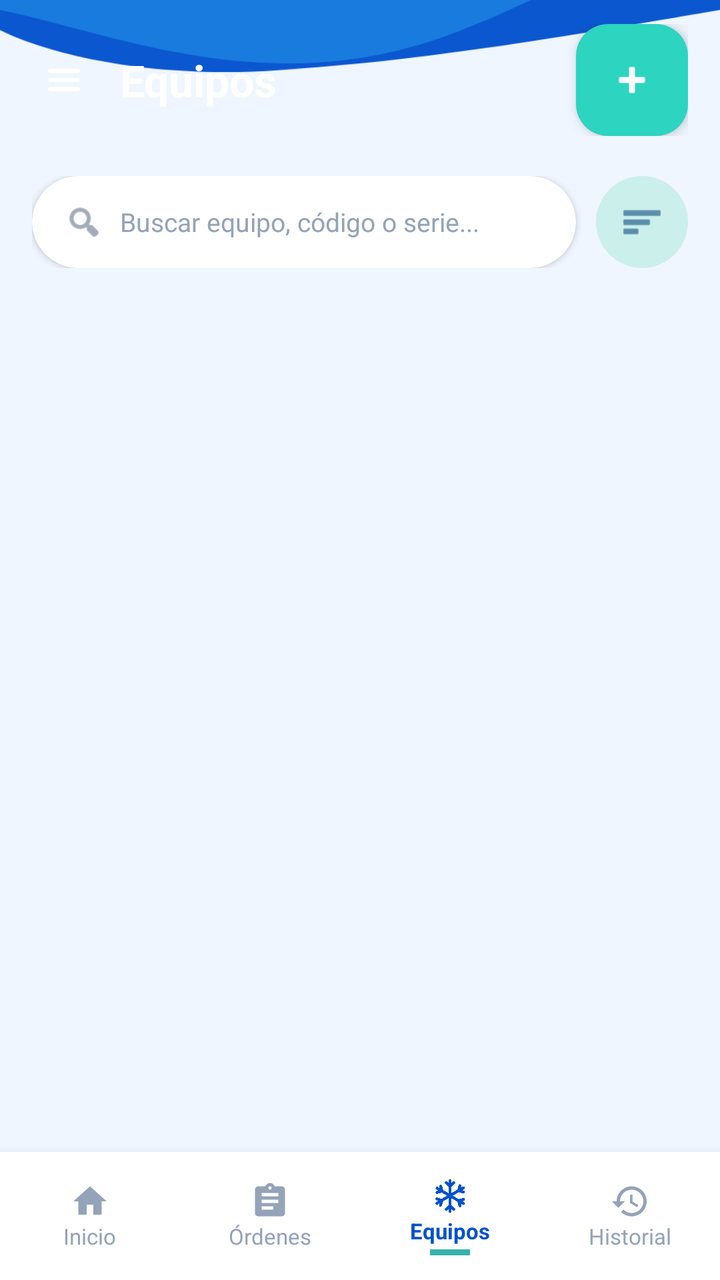
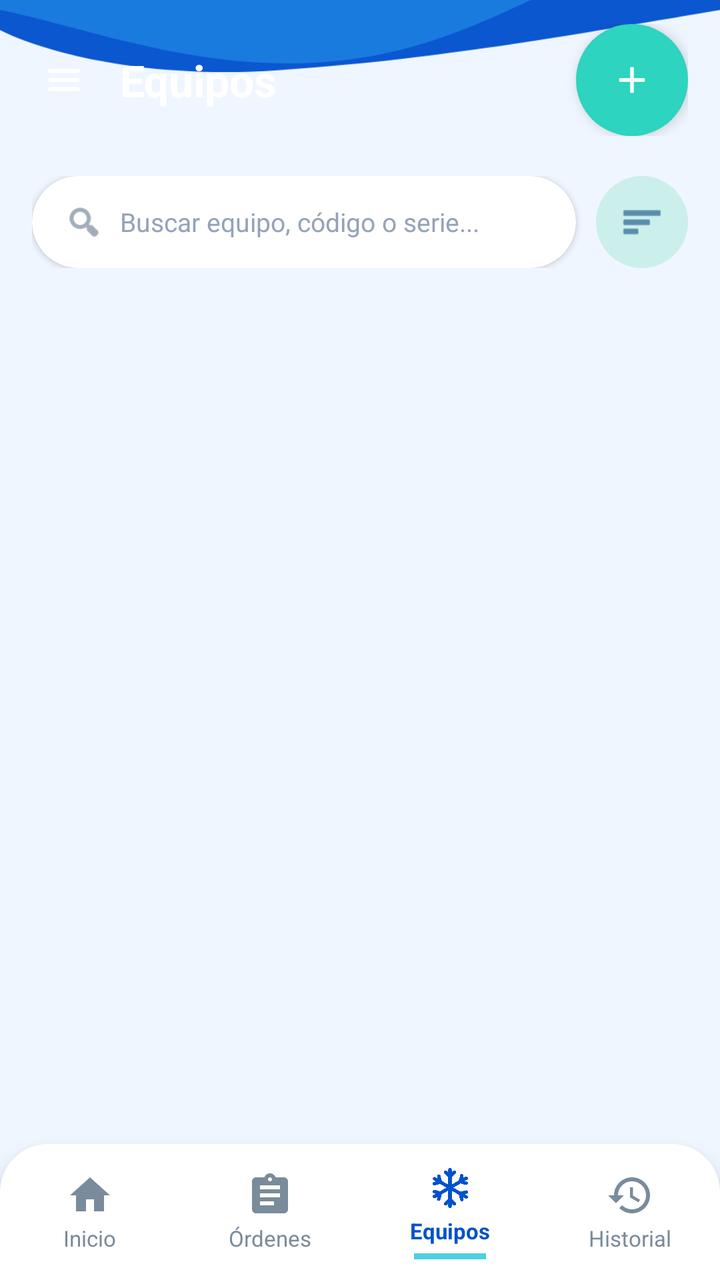

An Android layout rendered at two revisions. The XML below is the earlier revision; the diff shows what the commit changed to produce the second picture.
<!-- AndroidManifest.xml: application theme Theme.ClimaTrack -->
<!-- res/layout/activity_equipos.xml -->
<?xml version="1.0" encoding="utf-8"?>
<androidx.constraintlayout.widget.ConstraintLayout xmlns:android="http://schemas.android.com/apk/res/android"
    xmlns:app="http://schemas.android.com/apk/res-auto"
    xmlns:tools="http://schemas.android.com/tools"
    android:layout_width="match_parent"
    android:layout_height="match_parent"
    tools:context=".activities.EquiposActivity">

    
    <ImageView
        android:id="@+id/ivFondoPantalla"
        android:layout_width="0dp"
        android:layout_height="0dp"
        android:contentDescription="@null"
        android:scaleType="centerCrop"
        android:src="@drawable/bg_detalle_orden"
        app:layout_constraintBottom_toBottomOf="parent"
        app:layout_constraintEnd_toEndOf="parent"
        app:layout_constraintStart_toStartOf="parent"
        app:layout_constraintTop_toTopOf="parent" />

    
    <LinearLayout
        android:id="@+id/headerToolbar"
        android:layout_width="match_parent"
        android:layout_height="wrap_content"
        android:minHeight="60dp"
        android:gravity="center_vertical"
        android:orientation="horizontal"
        android:paddingHorizontal="16dp"
        android:paddingTop="12dp"
        android:paddingBottom="12dp"
        app:layout_constraintTop_toTopOf="parent">

        <ImageView
            android:id="@+id/iconHeader"
            android:layout_width="32dp"
            android:layout_height="32dp"
            android:background="?attr/selectableItemBackgroundBorderless"
            android:contentDescription="Menú"
            android:src="@drawable/ic_menu_blanco" />

        <TextView
            android:layout_width="0dp"
            android:layout_height="wrap_content"
            android:layout_marginStart="12dp"
            android:layout_weight="1"
            android:text="Equipos"
            android:textColor="@android:color/white"
            android:textSize="22sp"
            android:textStyle="bold" />

        
        <com.google.android.material.floatingactionbutton.FloatingActionButton
            android:id="@+id/btnAgregarEquipo"
            android:layout_width="wrap_content"
            android:layout_height="wrap_content"
            android:contentDescription="Agregar"
            android:src="@android:drawable/ic_input_add"
            app:backgroundTint="#2DD4BF"
            app:borderWidth="0dp"
            app:elevation="4dp"
            app:fabSize="mini"
            app:tint="@android:color/white" />

    </LinearLayout>

    
    <LinearLayout
        android:id="@+id/layoutSearch"
        android:layout_width="match_parent"
        android:layout_height="wrap_content"
        android:gravity="center_vertical"
        android:orientation="horizontal"
        android:paddingStart="16dp"
        android:paddingTop="8dp"
        android:paddingEnd="16dp"
        android:paddingBottom="8dp"
        app:layout_constraintTop_toBottomOf="@id/headerToolbar">

        
        <androidx.cardview.widget.CardView
            android:layout_width="0dp"
            android:layout_height="46dp"
            android:layout_weight="1"
            app:cardBackgroundColor="@android:color/white"
            app:cardCornerRadius="23dp"
            app:cardElevation="2dp">

            <LinearLayout
                android:layout_width="match_parent"
                android:layout_height="match_parent"
                android:gravity="center_vertical"
                android:orientation="horizontal"
                android:paddingStart="16dp"
                android:paddingEnd="16dp">

                <ImageView
                    android:layout_width="20dp"
                    android:layout_height="20dp"
                    android:src="@android:drawable/ic_menu_search"
                    app:tint="#64748B" />

                <EditText
                    android:id="@+id/etBuscar"
                    android:layout_width="match_parent"
                    android:layout_height="match_parent"
                    android:layout_marginStart="8dp"
                    android:background="@null"
                    android:hint="Buscar equipo, código o serie..."
                    android:inputType="text"
                    android:textColor="#0F4C81"
                    android:textColorHint="#94A3B8"
                    android:textSize="13sp" />
            </LinearLayout>
        </androidx.cardview.widget.CardView>

        
        <ImageView
            android:id="@+id/btnFilter"
            android:layout_width="46dp"
            android:layout_height="46dp"
            android:layout_marginStart="10dp"
            android:background="@drawable/bg_icon_circle"
            android:padding="12dp"
            android:src="@android:drawable/ic_menu_sort_by_size"
            app:tint="#0F4C81" />
    </LinearLayout>

    
    <androidx.recyclerview.widget.RecyclerView
        android:id="@+id/rvEquipos"
        android:layout_width="match_parent"
        android:layout_height="0dp"
        android:layout_marginTop="8dp"
        android:clipToPadding="false"
        android:paddingHorizontal="16dp"
        android:paddingBottom="16dp"
        app:layout_constraintBottom_toTopOf="@id/bottomNavigation"
        app:layout_constraintTop_toBottomOf="@id/layoutSearch"
        tools:listitem="@layout/item_equipo" />

    
    <LinearLayout
        android:id="@+id/bottomNavigation"
        android:layout_width="match_parent"
        android:layout_height="64dp"
        android:background="#FFFFFF"
        android:elevation="8dp"
        android:orientation="horizontal"
        app:layout_constraintBottom_toBottomOf="parent">

        
        <LinearLayout
            android:id="@+id/navHome"
            android:layout_width="0dp"
            android:layout_height="match_parent"
            android:layout_weight="1"
            android:gravity="center"
            android:orientation="vertical">

            <ImageView
                android:layout_width="20dp"
                android:layout_height="20dp"
                android:src="@drawable/ic_home"
                app:tint="#94A3B8" />

            <TextView
                android:layout_width="wrap_content"
                android:layout_height="wrap_content"
                android:text="Inicio"
                android:textColor="#94A3B8"
                android:textSize="11sp" />
        </LinearLayout>

        
        <LinearLayout
            android:id="@+id/navOrdenes"
            android:layout_width="0dp"
            android:layout_height="match_parent"
            android:layout_weight="1"
            android:gravity="center"
            android:orientation="vertical">

            <ImageView
                android:layout_width="20dp"
                android:layout_height="20dp"
                android:src="@drawable/ic_ordenes"
                app:tint="#94A3B8" />

            <TextView
                android:layout_width="wrap_content"
                android:layout_height="wrap_content"
                android:text="Órdenes"
                android:textColor="#94A3B8"
                android:textSize="11sp" />
        </LinearLayout>

        
        <LinearLayout
            android:id="@+id/navEquipos"
            android:layout_width="0dp"
            android:layout_height="match_parent"
            android:layout_weight="1"
            android:gravity="center"
            android:orientation="vertical">

            <ImageView
                android:layout_width="20dp"
                android:layout_height="20dp"
                android:src="@drawable/ic_copo"
                app:tint="#0052CC" />

            <TextView
                android:layout_width="wrap_content"
                android:layout_height="wrap_content"
                android:text="Equipos"
                android:textColor="#0052CC"
                android:textSize="11sp"
                android:textStyle="bold" />

            <View
                android:layout_width="20dp"
                android:layout_height="3dp"
                android:layout_marginTop="2dp"
                android:background="#38B2AC" />
        </LinearLayout>

        
        <LinearLayout
            android:id="@+id/navHistorial"
            android:layout_width="0dp"
            android:layout_height="match_parent"
            android:layout_weight="1"
            android:gravity="center"
            android:orientation="vertical">

            <ImageView
                android:layout_width="20dp"
                android:layout_height="20dp"
                android:src="@drawable/ic_historial"
                app:tint="#94A3B8" />

            <TextView
                android:layout_width="wrap_content"
                android:layout_height="wrap_content"
                android:text="Historial"
                android:textColor="#94A3B8"
                android:textSize="11sp" />
        </LinearLayout>
    </LinearLayout>

</androidx.constraintlayout.widget.ConstraintLayout>
<!-- res/layout/item_equipo.xml (included above) -->
<?xml version="1.0" encoding="utf-8"?>
<androidx.cardview.widget.CardView xmlns:android="http://schemas.android.com/apk/res/android"
    xmlns:app="http://schemas.android.com/apk/res-auto"
    android:layout_width="match_parent"
    android:layout_height="wrap_content"
    android:layout_marginHorizontal="16dp"
    android:layout_marginVertical="6dp"
    app:cardBackgroundColor="@android:color/white"
    app:cardCornerRadius="16dp"
    app:cardElevation="2dp">

    <LinearLayout
        android:layout_width="match_parent"
        android:layout_height="wrap_content"
        android:gravity="center_vertical"
        android:orientation="horizontal"
        android:padding="14dp">

        
        <ImageView
            android:id="@+id/imgEquipo"
            android:layout_width="90dp"
            android:layout_height="80dp"
            android:contentDescription="Foto del equipo"
            android:scaleType="fitCenter"
            android:src="@drawable/splitt_pared" />

        
        <LinearLayout
            android:layout_width="0dp"
            android:layout_height="wrap_content"
            android:layout_marginStart="12dp"
            android:layout_weight="1"
            android:orientation="vertical">

            
            <LinearLayout
                android:layout_width="match_parent"
                android:layout_height="wrap_content"
                android:gravity="center_vertical"
                android:orientation="horizontal">

                <TextView
                    android:id="@+id/tvCodigoEquipo"
                    android:layout_width="0dp"
                    android:layout_height="wrap_content"
                    android:layout_weight="1"
                    android:text="EQ-00015"
                    android:textColor="#0B234A"
                    android:textSize="15sp"
                    android:textStyle="bold" />

                
                <TextView
                    android:id="@+id/tvEstadoBadge"
                    android:layout_width="wrap_content"
                    android:layout_height="wrap_content"
                    android:background="@drawable/bg_badge_operativo"
                    android:paddingHorizontal="8dp"
                    android:paddingVertical="3dp"
                    android:text="OPERATIVO"
                    android:textColor="#2E7D32"
                    android:textSize="10sp"
                    android:textStyle="bold" />
            </LinearLayout>

            
            <LinearLayout
                android:layout_width="match_parent"
                android:layout_height="wrap_content"
                android:layout_marginTop="4dp">

                <TextView
                    android:layout_width="wrap_content"
                    android:layout_height="wrap_content"
                    android:text="Tipo: "
                    android:textColor="#172F55"
                    android:textSize="12sp"
                    android:textStyle="bold" />

                <TextView
                    android:id="@+id/tvTipo"
                    android:layout_width="wrap_content"
                    android:layout_height="wrap_content"
                    android:text="Split Pared"
                    android:textColor="#60738C"
                    android:textSize="12sp" />
            </LinearLayout>

            
            <LinearLayout
                android:layout_width="match_parent"
                android:layout_height="wrap_content"
                android:layout_marginTop="1dp">

                <TextView
                    android:layout_width="wrap_content"
                    android:layout_height="wrap_content"
                    android:text="Marca: "
                    android:textColor="#172F55"
                    android:textSize="12sp"
                    android:textStyle="bold" />

                <TextView
                    android:id="@+id/tvMarca"
                    android:layout_width="wrap_content"
                    android:layout_height="wrap_content"
                    android:text="LG"
                    android:textColor="#60738C"
                    android:textSize="12sp" />
            </LinearLayout>

            
            <LinearLayout
                android:layout_width="match_parent"
                android:layout_height="wrap_content"
                android:layout_marginTop="1dp">

                <TextView
                    android:layout_width="wrap_content"
                    android:layout_height="wrap_content"
                    android:text="Modelo: "
                    android:textColor="#172F55"
                    android:textSize="12sp"
                    android:textStyle="bold" />

                <TextView
                    android:id="@+id/tvModelo"
                    android:layout_width="wrap_content"
                    android:layout_height="wrap_content"
                    android:text="Dual Inverter 24K"
                    android:textColor="#60738C"
                    android:textSize="12sp" />
            </LinearLayout>

            
            <LinearLayout
                android:layout_width="match_parent"
                android:layout_height="wrap_content"
                android:layout_marginTop="1dp">

                <TextView
                    android:layout_width="wrap_content"
                    android:layout_height="wrap_content"
                    android:text="Serie: "
                    android:textColor="#172F55"
                    android:textSize="12sp"
                    android:textStyle="bold" />

                <TextView
                    android:id="@+id/tvSerie"
                    android:layout_width="wrap_content"
                    android:layout_height="wrap_content"
                    android:text="LG24TI2022015"
                    android:textColor="#60738C"
                    android:textSize="12sp" />
            </LinearLayout>

            
            <LinearLayout
                android:layout_width="match_parent"
                android:layout_height="wrap_content"
                android:layout_marginTop="1dp">

                <TextView
                    android:layout_width="wrap_content"
                    android:layout_height="wrap_content"
                    android:text="Cliente: "
                    android:textColor="#172F55"
                    android:textSize="12sp"
                    android:textStyle="bold" />

                <TextView
                    android:id="@+id/tvCliente"
                    android:layout_width="wrap_content"
                    android:layout_height="wrap_content"
                    android:text="ACME S.A.S."
                    android:textColor="#60738C"
                    android:textSize="12sp" />
            </LinearLayout>

        </LinearLayout>

        
        <ImageView
            android:layout_width="20dp"
            android:layout_height="20dp"
            android:layout_marginStart="8dp"
            android:src="@drawable/ic_chevron_right"
            app:tint="#8A9BB0" />

    </LinearLayout>

</androidx.cardview.widget.CardView>
<!-- resources referenced by this layout -->
<resources>
  <!-- drawable bg_badge_operativo (drawable) -->
  <?xml version="1.0" encoding="utf-8"?>
  <shape xmlns:android="http://schemas.android.com/apk/res/android"
      android:shape="rectangle">
      <solid android:color="#DCE9F9" />
      <corners android:radius="12dp" />
  </shape>
  <!-- drawable bg_icon_circle (drawable) -->
  <?xml version="1.0" encoding="utf-8"?>
  <shape xmlns:android="http://schemas.android.com/apk/res/android" android:shape="oval">
      <solid android:color="#CBEFEA" /> 
  </shape>
  <!-- drawable ic_chevron_right (drawable) -->
  <vector xmlns:android="http://schemas.android.com/apk/res/android"
      android:width="24dp"
      android:height="24dp"
      android:viewportWidth="24"
      android:viewportHeight="24"
      android:tint="?attr/colorControlNormal">
      <path
          android:fillColor="#FF000000"
          android:pathData="M8.59,16.59 L13.17,12 L8.59,7.41 L10,6 L16,12 L10,18 Z" />
  </vector>
  <!-- drawable ic_historial (drawable) -->
  <?xml version="1.0" encoding="utf-8"?>
  <vector xmlns:android="http://schemas.android.com/apk/res/android"
      android:width="24dp"
      android:height="24dp"
      android:viewportWidth="24"
      android:viewportHeight="24">
      <path
          android:fillColor="#FF000000"
          android:pathData="M13,3c-4.97,0 -9,4.03 -9,9H1l3.89,3.89 0.07,0.14L9,12H6c0,-3.87 3.13,-7 7,-7s7,3.13 7,7 -3.13,7 -7,7c-1.93,0 -3.68,-0.79 -4.94,-2.06l-1.42,1.42C8.27,19.99 10.51,21 13,21c4.97,0 9,-4.03 9,-9s-4.03,-9 -9,-9zM12,8v5l4.25,2.52 0.77,-1.28 -3.52,-2.09V8z"/>
  </vector>
  <!-- drawable ic_home (drawable) -->
  <?xml version="1.0" encoding="utf-8"?>
  <vector xmlns:android="http://schemas.android.com/apk/res/android"
      android:width="32dp"
      android:height="32dp"
      android:viewportWidth="24"
      android:viewportHeight="24">
      <path
          android:fillColor="#FF000000"
          android:pathData="M10,20v-6h4v6h5v-8h3L12,3 2,12h3v8z"/>
  </vector>
  <style name="Theme.ClimaTrack" parent="Base.Theme.ClimaTrack" />
  <color name="primary">#0D50B5</color>
  <color name="on_primary">#FFFFFF</color>
  <color name="primary_container">#D9EEFF</color>
  <color name="on_primary_container">#06366F</color>
  <color name="secondary">#68D0BC</color>
  <color name="on_secondary">#073A35</color>
  <color name="secondary_container">#D8F5EF</color>
  <color name="on_secondary_container">#12483F</color>
  <style name="Widget.App.BottomNavigationView" parent="Widget.Material3.BottomNavigationView">
          <item name="indicatorColor">#33FFFFFF</item>
          <item name="itemIconTint">@color/bottom_nav_colors_white</item>
          <item name="itemTextColor">@color/bottom_nav_colors_white</item>
          <item name="backgroundTint">#0D47A1</item>
      </style>
  <style name="ShapeAppearance.ClimaTrack.Small" parent="ShapeAppearance.Material3.SmallComponent">
          <item name="cornerSize">8dp</item>
      </style>
  <style name="ShapeAppearance.ClimaTrack.Medium" parent="ShapeAppearance.Material3.MediumComponent">
          <item name="cornerSize">16dp</item>
      </style>
  <style name="ShapeAppearance.ClimaTrack.Large" parent="ShapeAppearance.Material3.LargeComponent">
          <item name="cornerSize">28dp</item>
      </style>
  <!-- unchanged entries left out for length: 6 -->
</resources>

<!-- the commit's change to res/layout/activity_equipos.xml (unified diff, before → after) -->
@@ -56,11 +56,13 @@
             android:layout_width="wrap_content"
             android:layout_height="wrap_content"
             android:contentDescription="Agregar"
-            android:src="@android:drawable/ic_input_add"
+            android:src="@drawable/ic_add"
             app:backgroundTint="#2DD4BF"
             app:borderWidth="0dp"
             app:elevation="4dp"
             app:fabSize="mini"
+            app:maxImageSize="22dp"
+            app:shapeAppearanceOverlay="@style/ShapeAppearance.Material3.Corner.Full"
             app:tint="@android:color/white" />
 
     </LinearLayout>
@@ -144,32 +146,38 @@
     <LinearLayout
         android:id="@+id/bottomNavigation"
         android:layout_width="match_parent"
-        android:layout_height="64dp"
-        android:background="#FFFFFF"
+        android:layout_height="wrap_content"
+        android:minHeight="68dp"
+        android:background="@drawable/bg_bottom_nav"
         android:elevation="8dp"
         android:orientation="horizontal"
+        android:paddingTop="6dp"
+        android:paddingBottom="6dp"
         app:layout_constraintBottom_toBottomOf="parent">
 
         
         <LinearLayout
             android:id="@+id/navHome"
             android:layout_width="0dp"
-            android:layout_height="match_parent"
+            android:layout_height="wrap_content"
+            android:layout_gravity="center_vertical"
             android:layout_weight="1"
             android:gravity="center"
-            android:orientation="vertical">
+            android:orientation="vertical"
+            android:paddingVertical="4dp">
 
             <ImageView
-                android:layout_width="20dp"
-                android:layout_height="20dp"
+                android:layout_width="24dp"
+                android:layout_height="24dp"
                 android:src="@drawable/ic_home"
-                app:tint="#94A3B8" />
+                app:tint="#7A8B9B" />
 
             <TextView
                 android:layout_width="wrap_content"
                 android:layout_height="wrap_content"
+                android:layout_marginTop="2dp"
                 android:text="Inicio"
-                android:textColor="#94A3B8"
+                android:textColor="#7A8B9B"
                 android:textSize="11sp" />
         </LinearLayout>
 
@@ -177,22 +185,25 @@
         <LinearLayout
             android:id="@+id/navOrdenes"
             android:layout_width="0dp"
-            android:layout_height="match_parent"
+            android:layout_height="wrap_content"
+            android:layout_gravity="center_vertical"
             android:layout_weight="1"
             android:gravity="center"
-            android:orientation="vertical">
+            android:orientation="vertical"
+            android:paddingVertical="4dp">
 
             <ImageView
-                android:layout_width="20dp"
-                android:layout_height="20dp"
+                android:layout_width="24dp"
+                android:layout_height="24dp"
                 android:src="@drawable/ic_ordenes"
-                app:tint="#94A3B8" />
+                app:tint="#7A8B9B" />
 
             <TextView
                 android:layout_width="wrap_content"
                 android:layout_height="wrap_content"
+                android:layout_marginTop="2dp"
                 android:text="Órdenes"
-                android:textColor="#94A3B8"
+                android:textColor="#7A8B9B"
                 android:textSize="11sp" />
         </LinearLayout>
 
@@ -200,52 +211,58 @@
         <LinearLayout
             android:id="@+id/navEquipos"
             android:layout_width="0dp"
-            android:layout_height="match_parent"
+            android:layout_height="wrap_content"
+            android:layout_gravity="center_vertical"
             android:layout_weight="1"
             android:gravity="center"
-            android:orientation="vertical">
+            android:orientation="vertical"
+            android:paddingVertical="4dp">
 
             <ImageView
-                android:layout_width="20dp"
-                android:layout_height="20dp"
+                android:layout_width="24dp"
+                android:layout_height="24dp"
                 android:src="@drawable/ic_copo"
                 app:tint="#0052CC" />
 
             <TextView
                 android:layout_width="wrap_content"
                 android:layout_height="wrap_content"
+                android:layout_marginTop="2dp"
                 android:text="Equipos"
                 android:textColor="#0052CC"
                 android:textSize="11sp"
                 android:textStyle="bold" />
 
             <View
-                android:layout_width="20dp"
+                android:layout_width="36dp"
                 android:layout_height="3dp"
-                android:layout_marginTop="2dp"
-                android:background="#38B2AC" />
+                android:layout_marginTop="4dp"
+                android:background="#4DD0E1" />
         </LinearLayout>
 
         
         <LinearLayout
             android:id="@+id/navHistorial"
             android:layout_width="0dp"
-            android:layout_height="match_parent"
+            android:layout_height="wrap_content"
+            android:layout_gravity="center_vertical"
             android:layout_weight="1"
             android:gravity="center"
-            android:orientation="vertical">
+            android:orientation="vertical"
+            android:paddingVertical="4dp">
 
             <ImageView
-                android:layout_width="20dp"
-                android:layout_height="20dp"
+                android:layout_width="24dp"
+                android:layout_height="24dp"
                 android:src="@drawable/ic_historial"
-                app:tint="#94A3B8" />
+                app:tint="#7A8B9B" />
 
             <TextView
                 android:layout_width="wrap_content"
                 android:layout_height="wrap_content"
+                android:layout_marginTop="2dp"
                 android:text="Historial"
-                android:textColor="#94A3B8"
+                android:textColor="#7A8B9B"
                 android:textSize="11sp" />
         </LinearLayout>
     </LinearLayout>
<!-- resource entries referenced after the edit -->
@@ -7,11 +7,30 @@
       <solid android:color="#DCE9F9" />
       <corners android:radius="12dp" />
   </shape>
+  <!-- drawable bg_bottom_nav (drawable) -->
+  <?xml version="1.0" encoding="utf-8"?>
+  <shape xmlns:android="http://schemas.android.com/apk/res/android"
+      android:shape="rectangle">
+      <solid android:color="#FFFFFF" />
+      <corners
+          android:topLeftRadius="24dp"
+          android:topRightRadius="24dp" />
+  </shape>
   <!-- drawable bg_icon_circle (drawable) -->
   <?xml version="1.0" encoding="utf-8"?>
   <shape xmlns:android="http://schemas.android.com/apk/res/android" android:shape="oval">
       <solid android:color="#CBEFEA" /> 
   </shape>
+  <!-- drawable ic_add (drawable) -->
+  <vector xmlns:android="http://schemas.android.com/apk/res/android"
+      android:width="24dp"
+      android:height="24dp"
+      android:viewportWidth="24"
+      android:viewportHeight="24">
+    <path
+        android:fillColor="#FFFFFFFF"
+        android:pathData="M19,13h-6v6h-2v-6H5v-2h6V5h2v6h6v2z"/>
+  </vector>
   <!-- drawable ic_chevron_right (drawable) -->
   <vector xmlns:android="http://schemas.android.com/apk/res/android"
       android:width="24dp"
